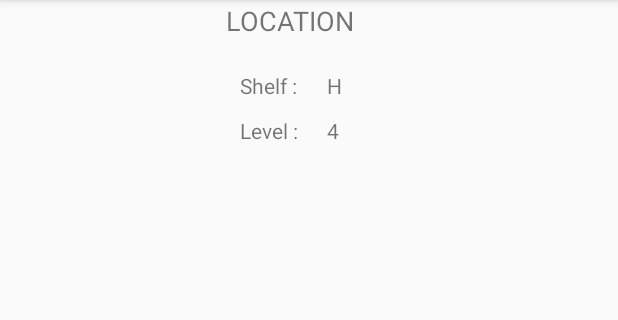
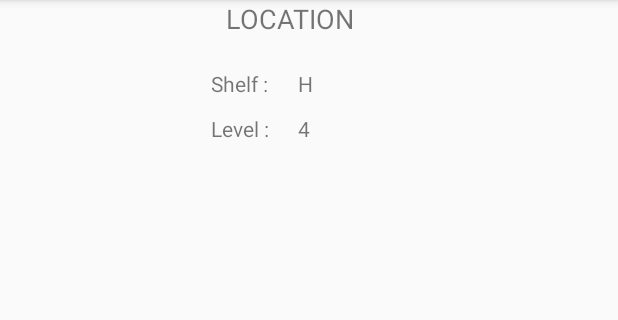
Before and after one commit to thetnaingaye/Team12_SSIS_Android, an Android app: the layout layout_level.xml on its own in the app's theme, with its tools: preview values and no code run, on a phone screen of 412 x 824 dp, the part 84-404 px from its top. Run offline under Robolectric (Android 15) with nearby library versions, the phone set to English and light mode, and no system bars.

Commit message:
added custom dialog layout for level location - 1

```diff
--- a/app/src/main/java/sg/edu/nus/iss/team12/ssis/team12_ssis/InventoryDetailActivity.java
+++ b/app/src/main/java/sg/edu/nus/iss/team12/ssis/team12_ssis/InventoryDetailActivity.java
@@ -7,6 +7,7 @@ import android.os.Bundle;
 import android.view.View;
 import android.widget.ImageButton;
 import android.widget.ImageView;
+import android.widget.TextView;
 
 public class InventoryDetailActivity extends Activity {
 
@@ -21,6 +22,8 @@ public class InventoryDetailActivity extends Activity {
                 final Dialog d = new Dialog(InventoryDetailActivity.this);
                 d.setContentView(R.layout.layout_level);
                 ImageView imgLevel = d.findViewById(R.id.imageView_Level);
+                TextView txtShelf = d.findViewById(R.id.textView_Shelf_Value);
+                txtShelf.setText("testing");
                 imgLevel.setImageResource(R.drawable.brandimg);
                 d.setCancelable(true);
 
--- a/app/src/main/res/layout/layout_level.xml
+++ b/app/src/main/res/layout/layout_level.xml
@@ -7,7 +7,7 @@
 
     <TableLayout
         android:id="@+id/tableLayout_Level"
-        android:layout_width="93dp"
+        android:layout_width="132dp"
         android:layout_height="53dp"
         android:layout_marginTop="24dp"
         app:layout_constraintEnd_toEndOf="parent"
@@ -29,7 +29,7 @@
                 tools:layout_editor_absoluteY="154dp" />
 
             <TextView
-                android:id="@+id/textView_Shelf_Valuee"
+                android:id="@+id/textView_Shelf_Value"
                 android:layout_width="fill_parent"
                 android:layout_height="30dp"
                 android:gravity="left"
@@ -55,7 +55,7 @@
                 tools:layout_editor_absoluteY="154dp" />
 
             <TextView
-                android:id="@+id/textView_Shelf_Value"
+                android:id="@+id/textView_Level_Value"
                 android:layout_width="fill_parent"
                 android:layout_height="30dp"
                 android:gravity="left"
@@ -77,6 +77,8 @@
         android:background="@android:color/transparent"
         android:scaleType="fitXY"
         app:layout_constraintBottom_toBottomOf="parent"
+        app:layout_constraintEnd_toEndOf="parent"
+        app:layout_constraintHorizontal_bias="0"
         app:layout_constraintStart_toStartOf="parent"
         app:layout_constraintTop_toBottomOf="@+id/tableLayout_Level"
         app:layout_constraintVertical_bias="0.319"
@@ -86,7 +88,7 @@
         android:id="@+id/textView3"
         android:layout_width="110dp"
         android:layout_height="22dp"
-        android:layout_marginTop="1dp"
+
         android:text="LOCATION"
         android:textSize="18sp"
         app:layout_constraintEnd_toEndOf="parent"
```
